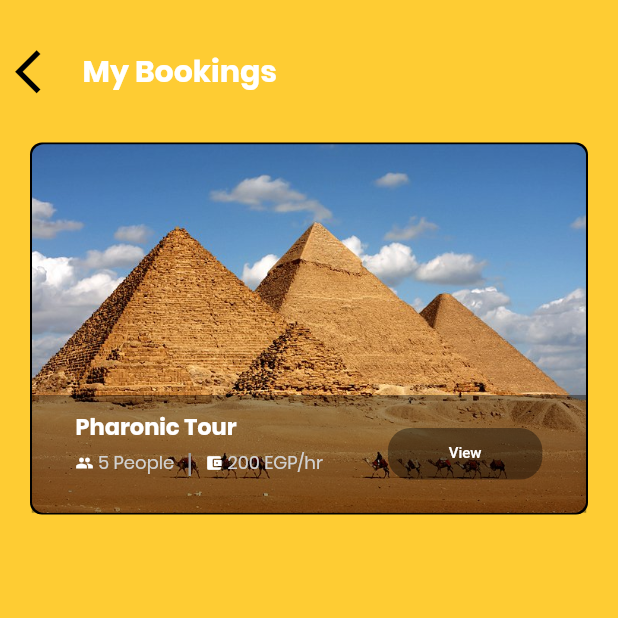
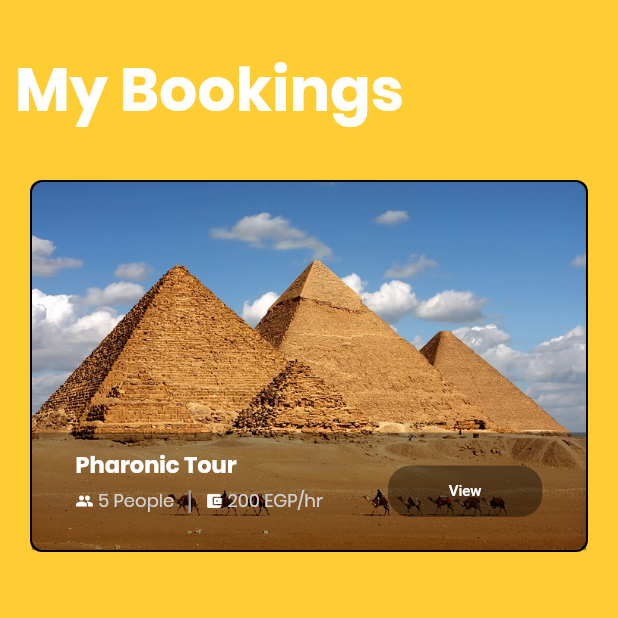
Before and after one commit to mohGhazala96/gawla, a Flutter app: the ToursTouristScreen screen opened by its route, on a phone screen of 412 x 824 dp, the top half of it. Run offline on Flutter 3.47's test engine with Material 2 defaults, Android fonts, the phone set to English and light mode, and no system bars; our stand-ins replace animated_text_kit, circular_profile_avatar, country_code_picker, date_picker_timeline, dots_indicator, fancy_bottom_navigation and 4 more; missing offline and left inert: flutter_open_whatsapp; project files that could hold a hidden picture were left out.

Commit message:
added tourist views

```diff
--- a/lib/data/DUMMYDATA.dart
+++ b/lib/data/DUMMYDATA.dart
@@ -107,7 +107,27 @@ class Data extends ChangeNotifier {
         pictures: [
           'images/The-Museum-of-Egyptian-Antiquities-also-known-as-The-Egyptian-Museum.jpg',
           'images/The-Museum-of-Egyptian-Antiquities-also-known-as-The-Egyptian-Museum.jpg'
+        ],rating: 4.2,tourGuidePic: 'images/karim.jpg'),
+            Tour(
+        tourID: "2Tour",
+        name: "Musuem",
+        tourguide: "1TourGuide",
+        tourguideName: "Hend",
+        tourists: ["2Tourist"],
+        date: "12/12/2019",
+        location: "Alexandria",
+        places: ["Giza"],
+        description:
+            "Lorem Ipsum is simply dummy text of the printing and typesetting industry. Lorem Ipsum has been the industry's standard dummy text ever since the 1500s, when an unknown printer took a galley of type and scrambled it to make a type specimen book. It has survived not only five centuries, but also the leap into electronic typesetting, remaining essentially unchanged. It was popularised in the 1960s with the release of Letraset sheets containing Lorem Ipsum passages, and more recently with desktop publishing software like Aldus PageMaker including versions of Lorem Ipsum.",
+        meetingPoint: "tahrir",
+        language: "English",
+        price: 150,
+        peopleAllowed: 5,
+        pictures: [
+          'images/The-Museum-of-Egyptian-Antiquities-also-known-as-The-Egyptian-Museum.jpg',
+          'images/The-Museum-of-Egyptian-Antiquities-also-known-as-The-Egyptian-Museum.jpg'
         ],rating: 4.2,tourGuidePic: 'images/karim.jpg')
+
   ];
   var DUMMY_VIEW_TOURS = [
     Tour(
@@ -144,7 +164,26 @@ class Data extends ChangeNotifier {
         pictures: [
           'images/The-Museum-of-Egyptian-Antiquities-also-known-as-The-Egyptian-Museum.jpg',
           'images/The-Museum-of-Egyptian-Antiquities-also-known-as-The-Egyptian-Museum.jpg'
-        ])
+        ]),
+            Tour(
+        tourID: "2Tour",
+        name: "Musuem",
+        tourguide: "1TourGuide",
+        tourguideName: "Hend",
+        tourists: ["2Tourist"],
+        date: "12/12/2019",
+        location: "Alexandria",
+        places: ["Giza"],
+        description:
+            "Lorem Ipsum is simply dummy text of the printing and typesetting industry. Lorem Ipsum has been the industry's standard dummy text ever since the 1500s, when an unknown printer took a galley of type and scrambled it to make a type specimen book. It has survived not only five centuries, but also the leap into electronic typesetting, remaining essentially unchanged. It was popularised in the 1960s with the release of Letraset sheets containing Lorem Ipsum passages, and more recently with desktop publishing software like Aldus PageMaker including versions of Lorem Ipsum.",
+        meetingPoint: "tahrir",
+        language: "English",
+        price: 150,
+        peopleAllowed: 5,
+        pictures: [
+          'images/The-Museum-of-Egyptian-Antiquities-also-known-as-The-Egyptian-Museum.jpg',
+          'images/The-Museum-of-Egyptian-Antiquities-also-known-as-The-Egyptian-Museum.jpg'
+        ],rating: 4.2,tourGuidePic: 'images/karim.jpg')
   ];
   void addTouristToTour(String tourID, String touristID) {
     var tour = DUMMY_TOURS.where((tour) => tourID == tour.tourID).toList()[0];
--- a/lib/screens/tourist/tour_tourist_detailed_screen.dart
+++ b/lib/screens/tourist/tour_tourist_detailed_screen.dart
@@ -1,4 +1,5 @@
 import 'package:flutter/material.dart';
+import 'package:gawla/screens/tourist/tourist_homepage_screen.dart';
 import '../../data/DUMMYDATA.dart';
 import '../../widgets/RatingBar.dart';
 import 'package:provider/provider.dart';
@@ -180,11 +181,26 @@ class _TourTouristDetailedScreenState extends State<TourTouristDetailedScreen> {
             ),
           ),
           Positioned(
-            child: Hero(
+            child: Stack(children: <Widget>[Hero(
                 tag: tour.pictures[0],
                 child: Container(
                     child: PhotoList(tour.pictures),
-                    height: MediaQuery.of(context).size.height / 3)),
+                    height: MediaQuery.of(context).size.height / 3)), Container(
+            margin: EdgeInsets.only(left: 10, top: 30),
+            child: Align(
+              alignment: Alignment.topLeft,
+              child: GestureDetector(
+                  onTap: () {
+                    Navigator.push(
+                        context,
+                        MaterialPageRoute(
+                            builder: (BuildContext context) =>
+                                ToursitHomePage()));
+                  },
+                  child: Icon(Icons.arrow_back_ios,
+                      color: Colors.black, size: 35.0)),
+            ),
+          )]),
           ),
           Align(
             alignment: Alignment.bottomLeft,
--- a/lib/screens/tourist/tourist_homepage_screen.dart
+++ b/lib/screens/tourist/tourist_homepage_screen.dart
@@ -18,12 +18,12 @@ class ToursitHomePage extends StatefulWidget {
 class ToursitHomePageScreen extends State<ToursitHomePage> {
   final GlobalKey<ScaffoldState> _scaffoldKey = GlobalKey<ScaffoldState>();
   static const routeName = 'tourist-homepage-screen';
+    static int currentPage=0;
 
   @override
   Widget build(BuildContext context) {
     final touristId = MyApp.profileID;
     final String logoAssetName = 'images/logo.svg';
-    int currentPage;
 
     return Scaffold(
       bottomNavigationBar: Container(
@@ -58,7 +58,7 @@ class ToursitHomePageScreen extends State<ToursitHomePage> {
         //   )
         // ),
         // cn: Theme.of(context).primaryColor,
-        child: Column(
+        child:currentPage==0?  Column(
           children: <Widget>[
             Align(
               alignment: Alignment.topLeft,
@@ -118,7 +118,7 @@ class ToursitHomePageScreen extends State<ToursitHomePage> {
               ),
             ),
           ],
-        ),
+        ): currentPage==1?  ToursSearchScreen()  :ToursTouristScreen() ,
       ),
     );
   }
--- a/lib/screens/tourist/tours_tourist_screen.dart
+++ b/lib/screens/tourist/tours_tourist_screen.dart
@@ -19,27 +19,12 @@ class ToursTouristScreen extends StatelessWidget {
         body: new Column(children: <Widget>[
       Row(
         children: <Widget>[
-          Container(
-            margin: EdgeInsets.only(left: 10, top: 30),
-            child: Align(
-              alignment: Alignment.topLeft,
-              child: GestureDetector(
-                  onTap: () {
-                    Navigator.push(
-                        context,
-                        MaterialPageRoute(
-                            builder: (BuildContext context) =>
-                                ToursitHomePage()));
-                  },
-                  child: Icon(Icons.arrow_back_ios,
-                      color: Colors.black, size: 35.0)),
-            ),
-          ),
+
           Padding(
             padding: const EdgeInsets.only(top: 30, left: 10),
             child: Text('My Bookings',
                 style: TextStyle(
-                    fontSize: 20,
+                    fontSize: 40,
                     color: Colors.white,
                     fontFamily: 'Poppins',
                     fontWeight: FontWeight.bold)),
```
